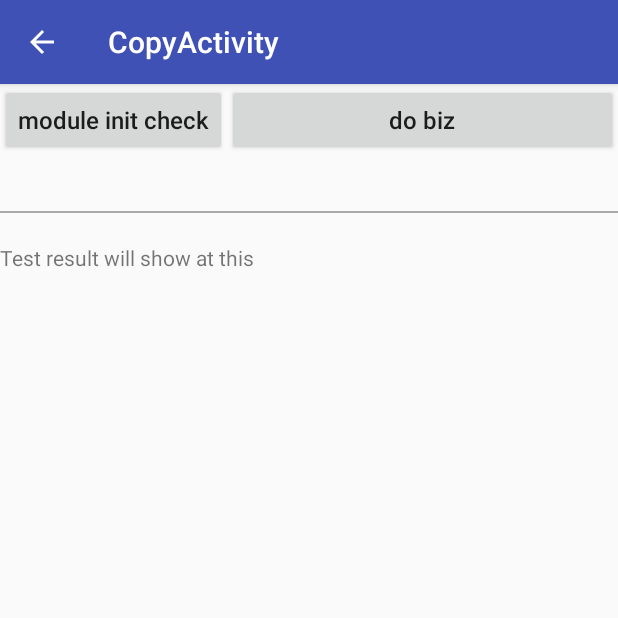
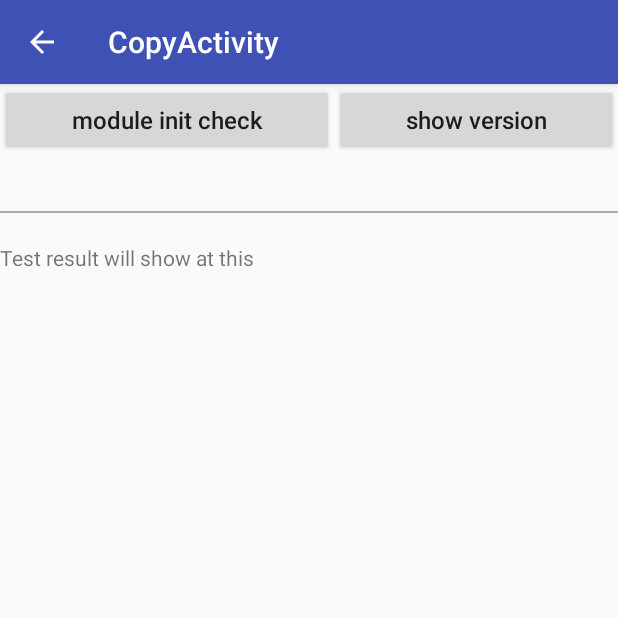
Before and after one commit to bridgewwater/android-ndk-temple, an Android app: the CopyActivity screen opened directly, with no data from a screen before it, after a tap on "module init check", on a phone screen of 412 x 824 dp, the top half of it. Run offline under Robolectric (Android 15) with nearby library versions, the phone set to English and light mode, and no system bars; our stand-ins replace Timber; libraries missing offline, so code that uses them is left out: com.hjq.toast; 3 statements that could not run were skipped.

Commit message:
feat: update CopyActivity

```diff
--- a/demo/src/main/java/com/sinlov/android/ndkmodule/demo/CopyActivity.java
+++ b/demo/src/main/java/com/sinlov/android/ndkmodule/demo/CopyActivity.java
@@ -28,7 +28,7 @@ public class CopyActivity extends AbsTemplateActivity {
         tvResult = findViewById(R.id.tv_result);
         setOnClickListener(
                 R.id.btn_init_check,
-                R.id.btn_biz
+                R.id.btn_version
         );
     }
 
@@ -42,9 +42,9 @@ public class CopyActivity extends AbsTemplateActivity {
         int id = view.getId();
         if (id == R.id.btn_init_check) {
             toastBottom("module init check");
-        } else if (id == R.id.btn_biz) {
-            toast("Do Biz");
-            showInfo("Do Biz");
+        } else if (id == R.id.btn_version) {
+            toast("want show version");
+            showInfo("want show version");
         }
     }
 
--- a/demo/src/main/res/layout/activity_copy.xml
+++ b/demo/src/main/res/layout/activity_copy.xml
@@ -14,23 +14,25 @@
         <GridLayout
             android:layout_width="match_parent"
             android:layout_height="wrap_content"
-            android:columnCount="4"
+            android:columnCount="10"
             android:orientation="horizontal"
             android:rowCount="6">
 
             <Button
                 android:id="@+id/btn_init_check"
                 style="@style/Sinlov.Button.Menu"
-                android:layout_columnSpan="2"
+                android:layout_columnSpan="5"
+                android:layout_columnWeight="5"
                 android:layout_gravity="fill"
                 android:text="module init check" />
 
             <Button
-                android:id="@+id/btn_biz"
+                android:id="@+id/btn_version"
                 style="@style/Sinlov.Button.Menu"
-                android:layout_columnSpan="2"
+                android:layout_columnSpan="5"
+                android:layout_columnWeight="5"
                 android:layout_gravity="fill"
-                android:text="do biz" />
+                android:text="show version" />
 
         </GridLayout>
 
```
